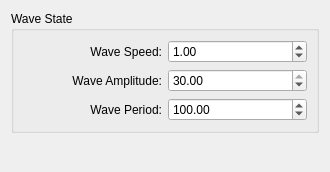
Above: plugins/qt/waveState.ui from dmzgroup/ship before the change. Below: the same form after it.
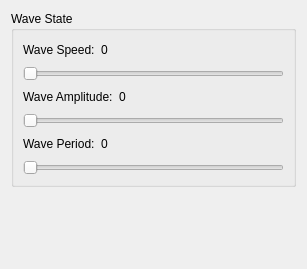
That is the form after the change.

Commit message: Converted wave control pannel to use sliders

Patch:
```diff
--- a/plugins/qt/waveState.ui
+++ b/plugins/qt/waveState.ui
@@ -6,87 +6,159 @@
    <rect>
     <x>0</x>
     <y>0</y>
-    <width>330</width>
-    <height>172</height>
+    <width>307</width>
+    <height>269</height>
    </rect>
   </property>
   <property name="windowTitle">
    <string>Wave State Control Panel</string>
   </property>
-  <layout class="QGridLayout" name="gridLayout_2">
-   <item row="0" column="0">
+  <layout class="QVBoxLayout" name="verticalLayout_2">
+   <item>
     <widget class="QGroupBox" name="groupBox">
      <property name="title">
       <string>Wave State</string>
      </property>
-     <layout class="QGridLayout" name="gridLayout">
-      <item row="0" column="0">
+     <layout class="QVBoxLayout" name="verticalLayout">
+      <item>
+       <layout class="QHBoxLayout" name="horizontalLayout">
+        <item>
        <widget class="QLabel" name="label">
         <property name="text">
          <string>Wave Speed:</string>
         </property>
         <property name="alignment">
-         <set>Qt::AlignRight|Qt::AlignTrailing|Qt::AlignVCenter</set>
+           <set>Qt::AlignLeading|Qt::AlignLeft|Qt::AlignVCenter</set>
         </property>
        </widget>
       </item>
-      <item row="0" column="1">
-       <widget class="QDoubleSpinBox" name="speedSpinBox">
+        <item>
+         <widget class="QLabel" name="speedLabel">
+          <property name="text">
+           <string>0</string>
+          </property>
+         </widget>
+        </item>
+        <item>
+         <spacer name="horizontalSpacer">
+          <property name="orientation">
+           <enum>Qt::Horizontal</enum>
+          </property>
+          <property name="sizeHint" stdset="0">
+           <size>
+            <width>40</width>
+            <height>20</height>
+           </size>
+          </property>
+         </spacer>
+        </item>
+       </layout>
+      </item>
+      <item>
+       <widget class="QSlider" name="speedSlider">
         <property name="maximum">
-         <double>10.000000000000000</double>
+         <number>100</number>
         </property>
-        <property name="singleStep">
-         <double>0.010000000000000</double>
-        </property>
-        <property name="value">
-         <double>1.000000000000000</double>
+        <property name="orientation">
+         <enum>Qt::Horizontal</enum>
         </property>
        </widget>
       </item>
-      <item row="1" column="0">
+      <item>
+       <layout class="QHBoxLayout" name="horizontalLayout_2">
+        <item>
        <widget class="QLabel" name="label_2">
         <property name="text">
          <string>Wave Amplitude:</string>
         </property>
         <property name="alignment">
-         <set>Qt::AlignRight|Qt::AlignTrailing|Qt::AlignVCenter</set>
+           <set>Qt::AlignLeading|Qt::AlignLeft|Qt::AlignVCenter</set>
         </property>
        </widget>
       </item>
-      <item row="2" column="0">
+        <item>
+         <widget class="QLabel" name="amplitudeLabel">
+          <property name="text">
+           <string>0</string>
+          </property>
+         </widget>
+        </item>
+        <item>
+         <spacer name="horizontalSpacer_2">
+          <property name="orientation">
+           <enum>Qt::Horizontal</enum>
+          </property>
+          <property name="sizeHint" stdset="0">
+           <size>
+            <width>40</width>
+            <height>20</height>
+           </size>
+          </property>
+         </spacer>
+        </item>
+       </layout>
+      </item>
+      <item>
+       <widget class="QSlider" name="amplitudeSlider">
+        <property name="maximum">
+         <number>100</number>
+        </property>
+        <property name="orientation">
+         <enum>Qt::Horizontal</enum>
+        </property>
+       </widget>
+      </item>
+      <item>
+       <layout class="QHBoxLayout" name="horizontalLayout_3">
+        <item>
        <widget class="QLabel" name="label_3">
         <property name="text">
          <string>Wave Period:</string>
         </property>
         <property name="alignment">
-         <set>Qt::AlignRight|Qt::AlignTrailing|Qt::AlignVCenter</set>
+           <set>Qt::AlignLeading|Qt::AlignLeft|Qt::AlignVCenter</set>
         </property>
        </widget>
       </item>
-      <item row="1" column="1">
-       <widget class="QDoubleSpinBox" name="amplitudeSpinBox">
-        <property name="maximum">
-         <double>30.000000000000000</double>
-        </property>
-        <property name="value">
-         <double>30.000000000000000</double>
-        </property>
-       </widget>
-      </item>
-      <item row="2" column="1">
-       <widget class="QDoubleSpinBox" name="periodSpinBox">
+        <item>
+         <widget class="QLabel" name="periodLabel">
+          <property name="text">
+           <string>0</string>
+          </property>
+         </widget>
+        </item>
+        <item>
+         <spacer name="horizontalSpacer_3">
+          <property name="orientation">
+           <enum>Qt::Horizontal</enum>
+          </property>
+          <property name="sizeHint" stdset="0">
+           <size>
+            <width>40</width>
+            <height>20</height>
+           </size>
+          </property>
+         </spacer>
+        </item>
+       </layout>
+      </item>
+      <item>
+       <widget class="QSlider" name="periodSlider">
+        <property name="minimum">
+         <number>0</number>
+        </property>
         <property name="maximum">
-         <double>10000.000000000000000</double>
+         <number>100</number>
         </property>
-        <property name="value">
-         <double>100.000000000000000</double>
+        <property name="orientation">
+         <enum>Qt::Horizontal</enum>
         </property>
        </widget>
       </item>
      </layout>
     </widget>
    </item>
-   <item row="1" column="0">
+   <item>
     <spacer name="verticalSpacer">
      <property name="orientation">
       <enum>Qt::Vertical</enum>
```
Left out of the diff: 7 changed lines with no effect on the pictures. Lines whose indentation alone changed are shown as unchanged. The commit also changes 2 other files.
